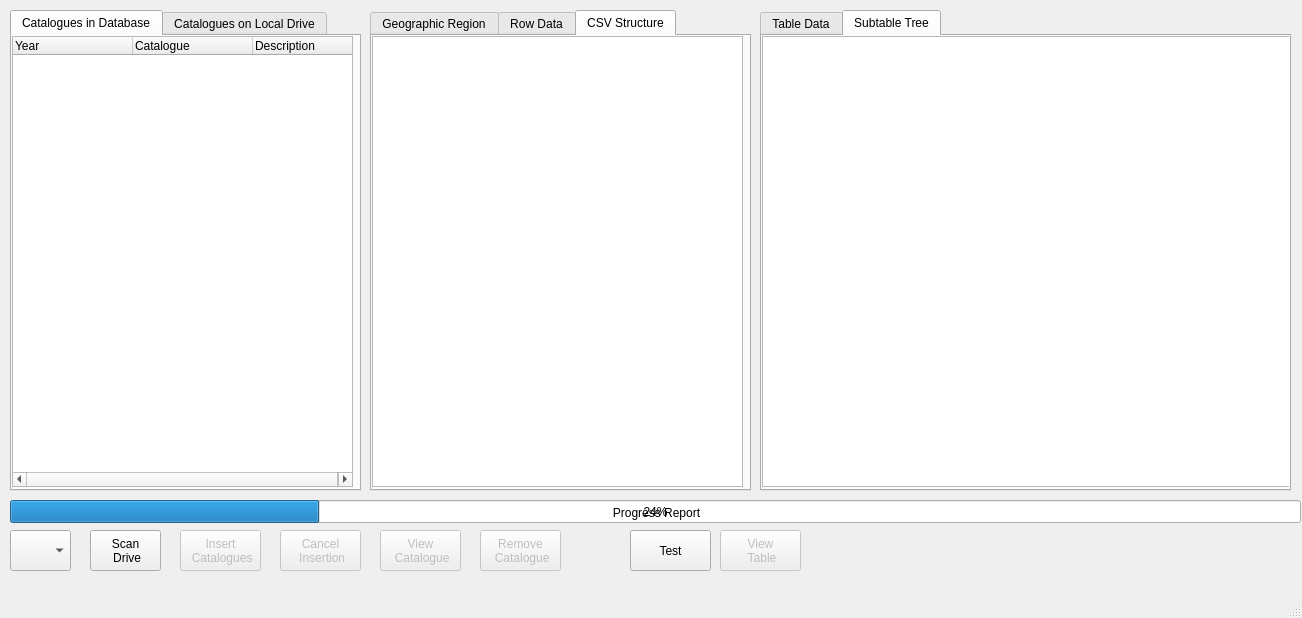
Before: the Qt Designer form mainwindow.ui in JBs197/SCDA-Explorer, drawn with Qt 5.
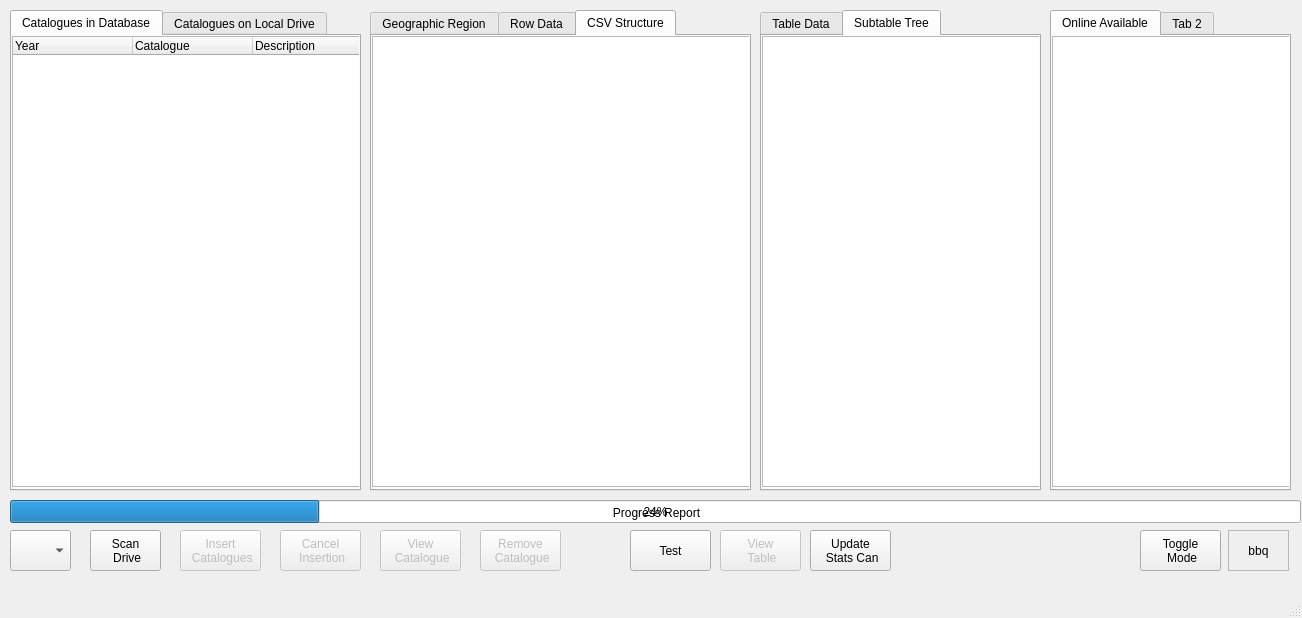
After: the same form once the commit is applied. The open tabs and pages were chosen to show the change.

Diff of the .ui file:
```diff
--- a/mainwindow.ui
+++ b/mainwindow.ui
@@ -156,7 +156,7 @@
        <rect>
         <x>0</x>
         <y>0</y>
-        <width>371</width>
+        <width>381</width>
         <height>451</height>
        </rect>
       </property>
@@ -226,7 +226,7 @@
        <rect>
         <x>0</x>
         <y>0</y>
-        <width>341</width>
+        <width>351</width>
         <height>451</height>
        </rect>
       </property>
@@ -336,7 +336,7 @@
      <rect>
       <x>760</x>
       <y>10</y>
-      <width>531</width>
+      <width>281</width>
       <height>481</height>
      </rect>
     </property>
@@ -367,7 +367,7 @@
        <rect>
         <x>0</x>
         <y>0</y>
-        <width>531</width>
+        <width>281</width>
         <height>451</height>
        </rect>
       </property>
@@ -382,6 +382,100 @@
      </widget>
     </widget>
    </widget>
+   <widget class="QPushButton" name="pB_mode">
+    <property name="geometry">
+     <rect>
+      <x>1140</x>
+      <y>530</y>
+      <width>81</width>
+      <height>41</height>
+     </rect>
+    </property>
+    <property name="text">
+     <string>Toggle 
+ Mode</string>
+    </property>
+   </widget>
+   <widget class="QLabel" name="label_mode">
+    <property name="geometry">
+     <rect>
+      <x>1228</x>
+      <y>530</y>
+      <width>61</width>
+      <height>41</height>
+     </rect>
+    </property>
+    <property name="autoFillBackground">
+     <bool>true</bool>
+    </property>
+    <property name="frameShape">
+     <enum>QFrame::StyledPanel</enum>
+    </property>
+    <property name="frameShadow">
+     <enum>QFrame::Sunken</enum>
+    </property>
+    <property name="text">
+     <string>bbq</string>
+    </property>
+    <property name="textFormat">
+     <enum>Qt::AutoText</enum>
+    </property>
+    <property name="alignment">
+     <set>Qt::AlignCenter</set>
+    </property>
+   </widget>
+   <widget class="QTabWidget" name="tabW_online">
+    <property name="geometry">
+     <rect>
+      <x>1050</x>
+      <y>10</y>
+      <width>241</width>
+      <height>481</height>
+     </rect>
+    </property>
+    <widget class="QWidget" name="tab">
+     <attribute name="title">
+      <string>Online Available</string>
+     </attribute>
+     <widget class="QTreeWidget" name="treeW_statscan">
+      <property name="geometry">
+       <rect>
+        <x>0</x>
+        <y>0</y>
+        <width>256</width>
+        <height>451</height>
+       </rect>
+      </property>
+      <attribute name="headerVisible">
+       <bool>false</bool>
+      </attribute>
+      <column>
+       <property name="text">
+        <string notr="true">1</string>
+       </property>
+      </column>
+     </widget>
+    </widget>
+    <widget class="QWidget" name="tab_2">
+     <attribute name="title">
+      <string>Tab 2</string>
+     </attribute>
+    </widget>
+   </widget>
+   <widget class="QPushButton" name="pB_usc">
+    <property name="geometry">
+     <rect>
+      <x>810</x>
+      <y>530</y>
+      <width>81</width>
+      <height>41</height>
+     </rect>
+    </property>
+    <property name="text">
+     <string>Update 
+ Stats Can</string>
+    </property>
+   </widget>
    <zorder>cB_drives</zorder>
    <zorder>pB_scan</zorder>
    <zorder>pB_insert</zorder>
```
Left out of the diff: 6 changed lines with no effect on the pictures.
